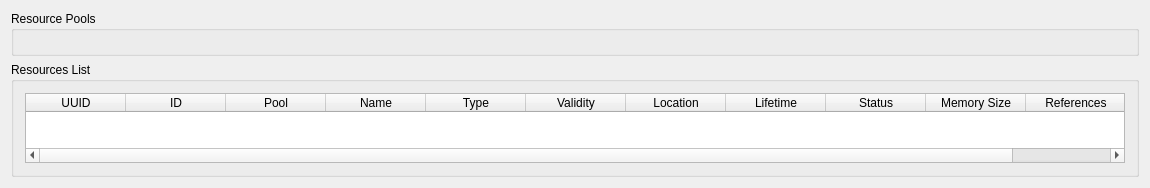
Qt form Editor/src/UI/Windows/RZEResourceViewer.ui (Pikachuxxxx/Razix) before a commit.
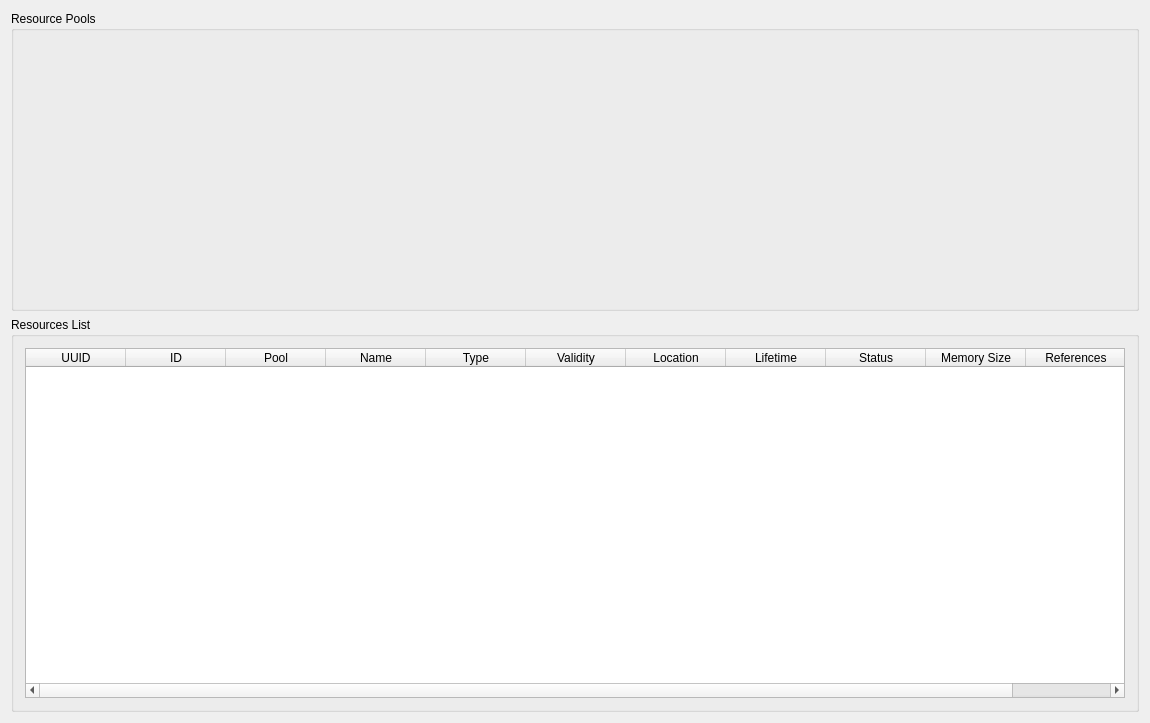
The same form after that commit.

The edit to the form file:
```diff
--- a/Editor/src/UI/Windows/RZEResourceViewer.ui
+++ b/Editor/src/UI/Windows/RZEResourceViewer.ui
@@ -7,7 +7,7 @@
     <x>0</x>
     <y>0</y>
     <width>1150</width>
-    <height>167</height>
+    <height>723</height>
    </rect>
   </property>
   <property name="windowTitle">
@@ -16,6 +16,12 @@
   <layout class="QVBoxLayout" name="verticalLayout">
    <item>
     <widget class="QGroupBox" name="PoolGroup">
+     <property name="maximumSize">
+      <size>
+       <width>16777215</width>
+       <height>300</height>
+      </size>
+     </property>
      <property name="title">
       <string>Resource Pools</string>
      </property>
@@ -113,19 +119,6 @@
      </layout>
     </widget>
    </item>
-   <item>
-    <spacer name="verticalSpacer">
-     <property name="orientation">
-      <enum>Qt::Vertical</enum>
-     </property>
-     <property name="sizeHint" stdset="0">
-      <size>
-       <width>20</width>
-       <height>40</height>
-      </size>
-     </property>
-    </spacer>
-   </item>
   </layout>
  </widget>
  <layoutdefault spacing="6" margin="11"/>
```
